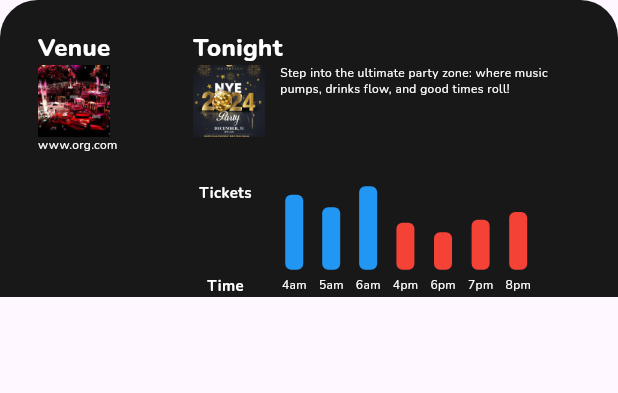
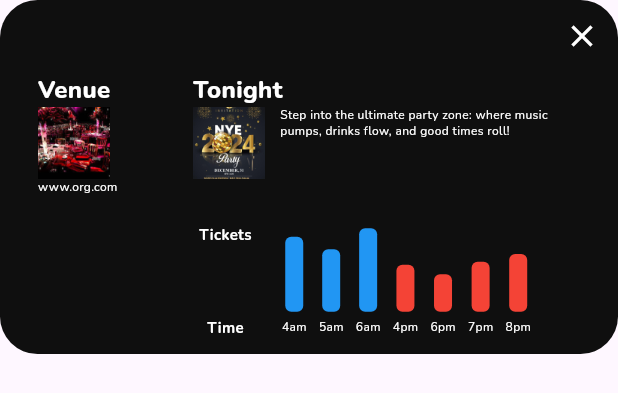
Before and after one commit to msaqlain-dev/PartyMap, a Flutter app: the VenueDetailBottomSheet widget shown alone on an empty page, opened directly with sample values from the repository, on a phone screen of 412 x 824 dp. Shown: the top 393 px of the screen. Run offline on Flutter 3.47's test engine with Material 3 defaults, Android fonts, the phone set to English and light mode, and no system bars; our stand-ins replace flutter_map, flutter_screenutil, flutter_svg, fluttertoast, font_awesome_flutter, get and 4 more; missing offline and left inert: dart:ffi, mapbox_maps_flutter; accounts and stored records are empty; statements that could not run were skipped; project files that could hold a hidden picture were left out.

Commit message:
Latest update

```diff
--- a/lib/Screens/home/widgets/venue_detail_bottomsheet.dart
+++ b/lib/Screens/home/widgets/venue_detail_bottomsheet.dart
@@ -18,6 +18,7 @@ class VenueDetailBottomSheet extends StatelessWidget {
 
   @override
   Widget build(BuildContext context) {
+    // print(venueDetails.name);
     final List<double> data = [50, 60, 45, 80, 100, 75, 65];
     final List<String> times = [
       '4am',
@@ -28,30 +29,30 @@ class VenueDetailBottomSheet extends StatelessWidget {
       '7pm',
       '8pm',
     ];
-    final double maxBarHeight = 50.0;
+    const double maxBarHeight = 50.0;
     return Container(
       // padding: const EdgeInsets.all(20),
       decoration: BoxDecoration(
-        color: Colors.black.withOpacity(0.9),
+        color: Colors.black.withOpacity(0.94),
         borderRadius: const BorderRadius.only(
           topLeft: Radius.circular(25),
           topRight: Radius.circular(25),
+          bottomLeft: Radius.circular(25),
+          bottomRight: Radius.circular(25),
         ),
       ),
       child: Column(
         mainAxisSize: MainAxisSize.min,
         children: [
-          // Align(
-          //   alignment: Alignment.topRight,
-          //   child: IconButton(
-          //     icon: Icon(Icons.close, color: Colors.white),
-          //     onPressed: () {
-          //       homeController.clicked.value = false; // Close the bottom sheet
-          //     },
-          //   ),
-          // ),
-          SizedBox(
-            height: 20,
+          Align(
+            alignment: Alignment.topRight,
+            child: IconButton(
+              icon: Icon(Icons.close, color: Colors.white),
+              onPressed: () {
+                homeController.selectedVenue.value =
+                    null; // Close the bottom sheet
+              },
+            ),
           ),
           // Your venue detail widgets go here. For example:
           Row(
@@ -185,6 +186,9 @@ class VenueDetailBottomSheet extends StatelessWidget {
               )
             ],
           ),
+          SizedBox(
+            height: 10,
+          ),
         ],
       ),
     );
```
Also changed, not shown: lib/Screens/home/home_controller.dart (+25 -11 lines), lib/Screens/home/home_screen.dart (+8 -7 lines), pubspec.lock.
